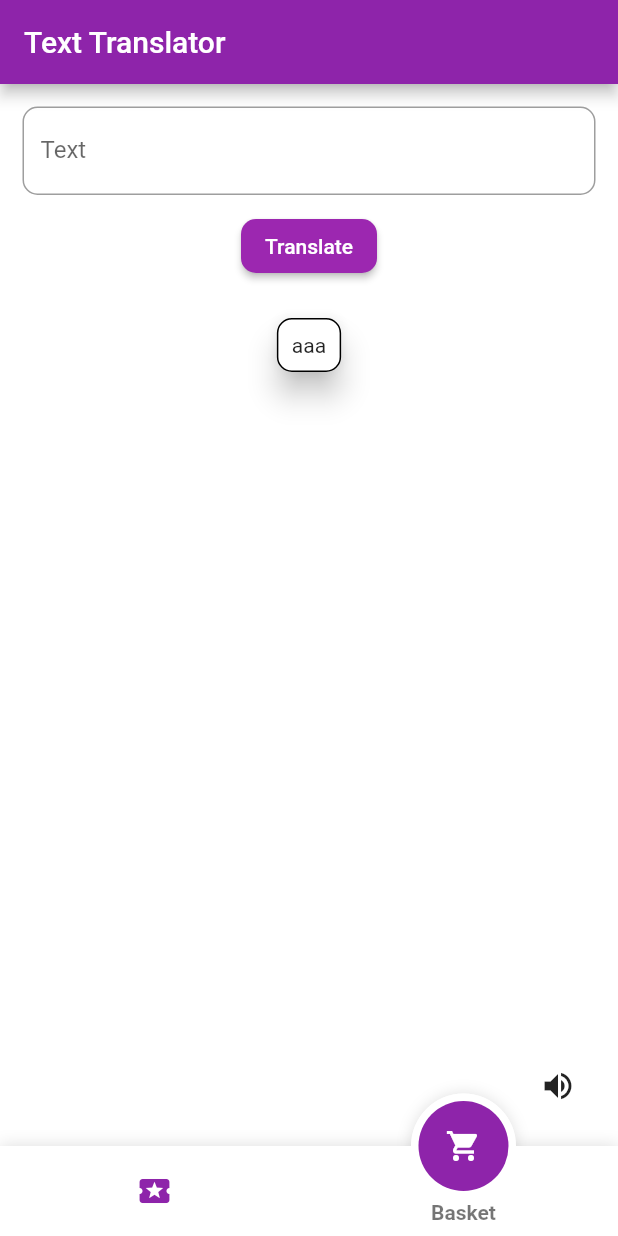
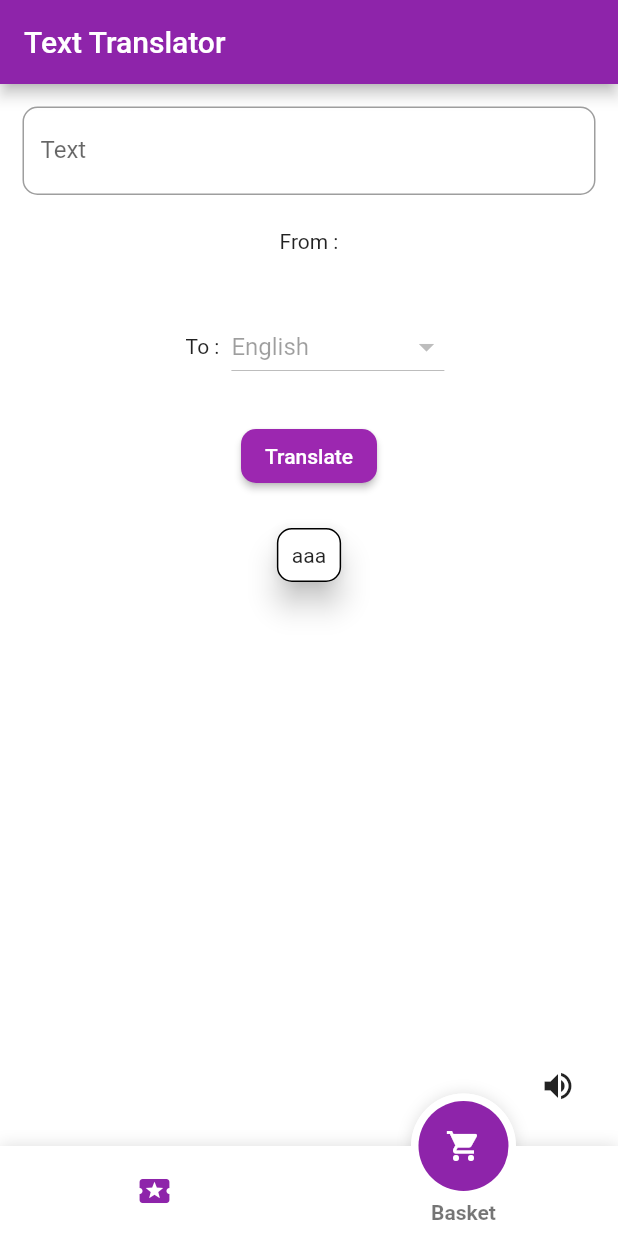
Before and after one commit to rkishan516/SpacerTranslator, a Flutter app: the screen it shows after launch, item 2 of the bottom bar chosen, on a phone screen of 412 x 824 dp. Run offline on Flutter 3.47's test engine with Material 2 defaults, Android fonts, the phone set to English and light mode, and no system bars; drawn by our look-alikes of fancy_bottom_navigation; missing offline and left inert: translator.

Commit message:
Dropdownmenu with From and To

```diff
--- a/lib/demo.dart
+++ /dev/null
@@ -1,17 +0,0 @@
-import 'package:flutter/material.dart';
-
-class Demo extends StatefulWidget {
-  @override
-  _DemoState createState() => _DemoState();
-}
-
-class _DemoState extends State<Demo> {
-  @override
-  Widget build(BuildContext context) {
-    return MaterialApp(
-      home: Scaffold(
-        body: Text("Hello"),
-      ),
-    );
-  }
-}
--- a/lib/main.dart
+++ b/lib/main.dart
@@ -1,9 +1,6 @@
 import 'package:fancy_bottom_navigation/fancy_bottom_navigation.dart';
 import 'package:flutter/material.dart';
 import 'package:translator/translator.dart';
-
-import 'demo.dart';
-
 void main() {
   runApp(new MyApp());
 }
@@ -15,9 +12,7 @@ class MyApp extends StatelessWidget {
       debugShowCheckedModeBanner: false,
       title: 'Flutter Demo',
       home: new MyHomePage(),
-      routes: <String, WidgetBuilder>{
-        '/Demo': (BuildContext context) => new Demo(),
-      },
+
     );
   }
 }
@@ -154,6 +149,14 @@ class _MyHomeStateState extends State<MyHomePage> {
                   ),
                 ),
                 Padding(
+                  padding: const EdgeInsets.all(15.0),
+                  child: _from(),
+                ),
+                Padding(
+                  padding: const EdgeInsets.all(15.0),
+                  child: _to(),
+                ),
+                Padding(
                   padding: const EdgeInsets.all(10.0),
                   child: RaisedButton(
                     color: Colors.purple,
@@ -196,4 +199,45 @@ class _MyHomeStateState extends State<MyHomePage> {
         );
     }
   }
+  Widget _from() {
+    return Row(
+      mainAxisAlignment: MainAxisAlignment.center,
+      children: <Widget>[
+        Padding(
+          padding: const EdgeInsets.all(8.0),
+          child: Text("From :"),
+        ),
+      ],
+    );
+  }
+
+  Widget _to() {
+    return Row(
+      mainAxisAlignment: MainAxisAlignment.center,
+      children: <Widget>[
+        Padding(
+          padding: const EdgeInsets.all(8.0),
+          child: Text("To :"),
+        ),
+        DropdownButton(
+          items: [
+            DropdownMenuItem(
+              child: Text("English"),
+            ),
+            DropdownMenuItem(
+              child: Text("English"),
+            ),
+            DropdownMenuItem(
+              child: Text("English"),
+            ),
+            DropdownMenuItem(
+              child: Text("English"),
+            ),
+          ],
+          onChanged: null,
+          hint: Text("Select Language"),
+        )
+      ],
+    );
+  }
 }
--- a/pubspec.yaml
+++ b/pubspec.yaml
@@ -21,8 +21,6 @@ dependencies:
     sdk: flutter
   fancy_bottom_navigation: ^0.3.2
   translator: ^0.1.1
-  flutter_text_to_speech: ^1.0.0
-  flutter_tts: any
 
   # The following adds the Cupertino Icons font to your application.
   # Use with the CupertinoIcons class for iOS style icons.
```
Also changed, not shown: pubspec.lock.
